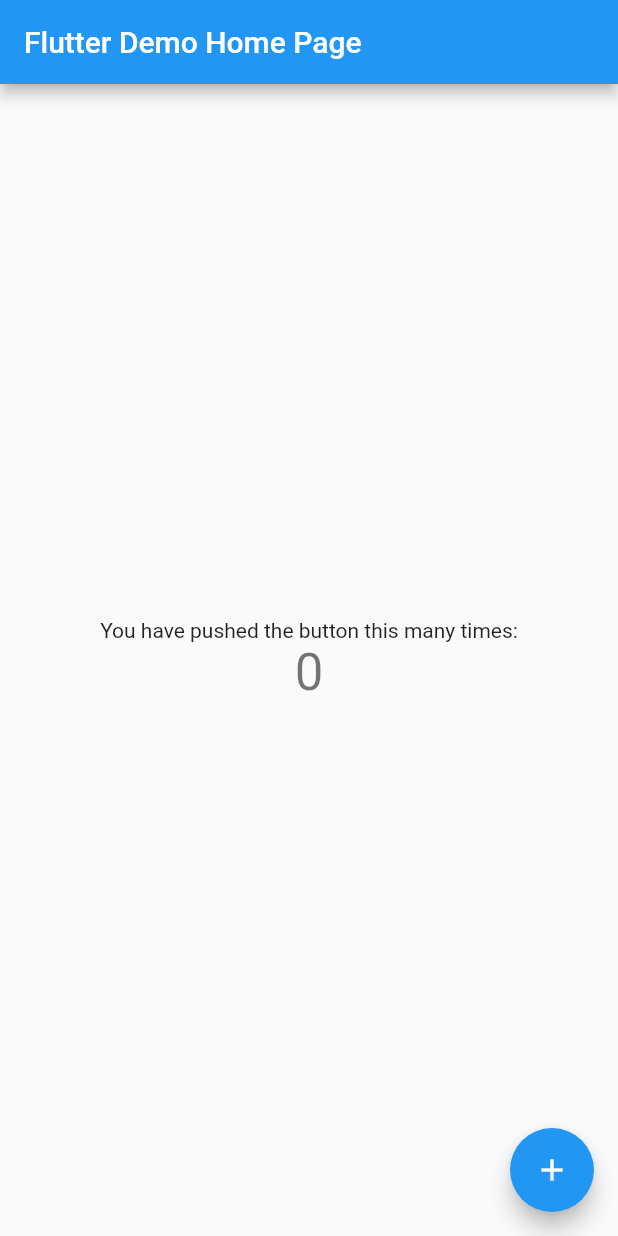
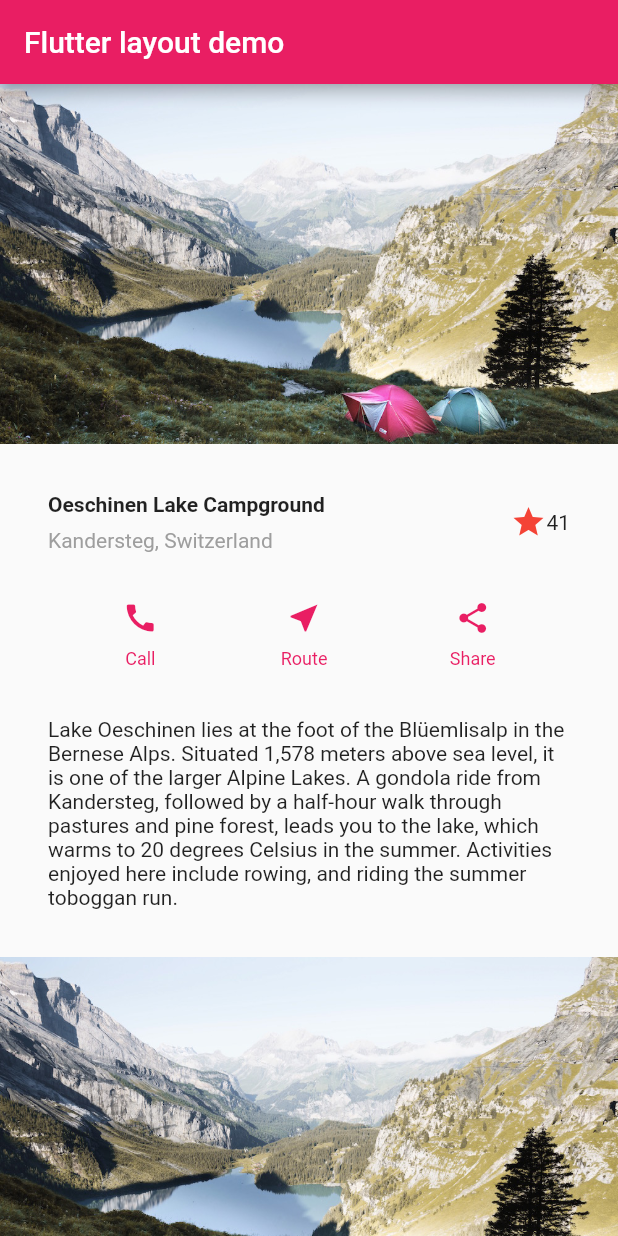
Before and after one commit to subash-poudel/flutter-simple-layout, a Flutter app: the screen it shows after launch, on a phone screen of 412 x 824 dp. Run offline on Flutter 3.47's test engine with Material 2 defaults, Android fonts, the phone set to English and light mode, and no system bars.

Commit message:
master Finish simple flutter layout

```diff
--- a/lib/main.dart
+++ b/lib/main.dart
@@ -1,41 +1,25 @@
+import 'package:clock/widgets/ButtonColumn.dart';
+import 'package:clock/widgets/TextSection.dart';
+import 'package:clock/widgets/TitleSection.dart';
 import 'package:flutter/material.dart';
 
 void main() => runApp(MyApp());
 
 class MyApp extends StatelessWidget {
-  // This widget is the root of your application.
   @override
   Widget build(BuildContext context) {
     return MaterialApp(
-      title: 'Flutter Demo',
+      title: 'Welcome to flutter',
       theme: ThemeData(
-        // This is the theme of your application.
-        //
-        // Try running your application with "flutter run". You'll see the
-        // application has a blue toolbar. Then, without quitting the app, try
-        // changing the primarySwatch below to Colors.green and then invoke
-        // "hot reload" (press "r" in the console where you ran "flutter run",
-        // or simply save your changes to "hot reload" in a Flutter IDE).
-        // Notice that the counter didn't reset back to zero; the application
-        // is not restarted.
-        primarySwatch: Colors.blue,
+        primarySwatch: Colors.pink,
       ),
-      home: MyHomePage(title: 'Flutter Demo Home Page'),
+      home: MyHomePage(title: 'Flutter layout demo'),
     );
   }
 }
 
 class MyHomePage extends StatefulWidget {
   MyHomePage({Key key, this.title}) : super(key: key);
-
-  // This widget is the home page of your application. It is stateful, meaning
-  // that it has a State object (defined below) that contains fields that affect
-  // how it looks.
-
-  // This class is the configuration for the state. It holds the values (in this
-  // case the title) provided by the parent (in this case the App widget) and
-  // used by the build method of the State. Fields in a Widget subclass are
-  // always marked "final".
 
   final String title;
 
@@ -44,68 +28,61 @@ class MyHomePage extends StatefulWidget {
 }
 
 class _MyHomePageState extends State<MyHomePage> {
-  int _counter = 0;
-
-  void _incrementCounter() {
-    setState(() {
-      // This call to setState tells the Flutter framework that something has
-      // changed in this State, which causes it to rerun the build method below
-      // so that the display can reflect the updated values. If we changed
-      // _counter without calling setState(), then the build method would not be
-      // called again, and so nothing would appear to happen.
-      _counter++;
-    });
-  }
-
   @override
   Widget build(BuildContext context) {
-    // This method is rerun every time setState is called, for instance as done
-    // by the _incrementCounter method above.
-    //
-    // The Flutter framework has been optimized to make rerunning build methods
-    // fast, so that you can just rebuild anything that needs updating rather
-    // than having to individually change instances of widgets.
     return Scaffold(
       appBar: AppBar(
-        // Here we take the value from the MyHomePage object that was created by
-        // the App.build method, and use it to set our appbar title.
         title: Text(widget.title),
       ),
-      body: Center(
-        // Center is a layout widget. It takes a single child and positions it
-        // in the middle of the parent.
-        child: Column(
-          // Column is also a layout widget. It takes a list of children and
-          // arranges them vertically. By default, it sizes itself to fit its
-          // children horizontally, and tries to be as tall as its parent.
-          //
-          // Invoke "debug painting" (press "p" in the console, choose the
-          // "Toggle Debug Paint" action from the Flutter Inspector in Android
-          // Studio, or the "Toggle Debug Paint" command in Visual Studio Code)
-          // to see the wireframe for each widget.
-          //
-          // Column has various properties to control how it sizes itself and
-          // how it positions its children. Here we use mainAxisAlignment to
-          // center the children vertically; the main axis here is the vertical
-          // axis because Columns are vertical (the cross axis would be
-          // horizontal).
-          mainAxisAlignment: MainAxisAlignment.center,
-          children: <Widget>[
-            Text(
-              'You have pushed the button this many times:',
-            ),
-            Text(
-              '$_counter',
-              style: Theme.of(context).textTheme.display1,
-            ),
-          ],
-        ),
+      body: ListView(
+        children: [
+          Image.asset(
+            'images/lake.jpg',
+            width: 600,
+            height: 240,
+            fit: BoxFit.cover,
+          ),
+          titleSection,
+          getButtonSection(context),
+          getTextSection(),
+          Image.asset(
+            'images/lake.jpg',
+            width: 600,
+            height: 240,
+            fit: BoxFit.cover,
+          ),
+          Image.asset(
+            'images/lake.jpg',
+            width: 600,
+            height: 240,
+            fit: BoxFit.cover,
+          ),
+          Image.asset(
+            'images/lake.jpg',
+            width: 600,
+            height: 240,
+            fit: BoxFit.cover,
+          ),
+          Image.asset(
+            'images/lake.jpg',
+            width: 600,
+            height: 240,
+            fit: BoxFit.cover,
+          ),
+          Image.asset(
+            'images/lake.jpg',
+            width: 600,
+            height: 240,
+            fit: BoxFit.cover,
+          ),
+          Image.asset(
+            'images/lake.jpg',
+            width: 600,
+            height: 240,
+            fit: BoxFit.cover,
+          ),
+        ]
       ),
-      floatingActionButton: FloatingActionButton(
-        onPressed: _incrementCounter,
-        tooltip: 'Increment',
-        child: Icon(Icons.add),
-      ), // This trailing comma makes auto-formatting nicer for build methods.
     );
   }
 }
--- /dev/null
+++ b/lib/widgets/ButtonColumn.dart
@@ -0,0 +1,38 @@
+import 'package:flutter/cupertino.dart';
+import 'package:flutter/material.dart';
+
+Column buildButtonColumn(Color color, IconData icon, String label) {
+  return Column(
+    mainAxisSize: MainAxisSize.min,
+    mainAxisAlignment: MainAxisAlignment.center,
+    children: <Widget>[
+      Icon(icon, color: color,),
+      Container(
+        margin: const EdgeInsets.only(top: 8),
+        child: Text(
+          label,
+          style: TextStyle(
+            fontSize: 12,
+            fontWeight: FontWeight.w400,
+            color: color
+          ),
+        ),
+      )
+    ],
+  );
+}
+
+Widget getButtonSection(BuildContext context) {
+  Color color = Theme.of(context).primaryColor;
+
+  return Container(
+    child: Row(
+      mainAxisAlignment: MainAxisAlignment.spaceEvenly,
+      children: <Widget>[
+        buildButtonColumn(color, Icons.call, 'Call'),
+        buildButtonColumn(color, Icons.near_me, 'Route'),
+        buildButtonColumn(color, Icons.share, 'Share'),
+      ],
+    ),
+  );
+}
--- /dev/null
+++ b/lib/widgets/TextSection.dart
@@ -0,0 +1,16 @@
+import 'package:flutter/cupertino.dart';
+
+Widget getTextSection() {
+  return Container(
+    padding: const EdgeInsets.all(32),
+    child: Text(
+      'Lake Oeschinen lies at the foot of the Blüemlisalp in the Bernese '
+        'Alps. Situated 1,578 meters above sea level, it is one of the '
+        'larger Alpine Lakes. A gondola ride from Kandersteg, followed by a '
+        'half-hour walk through pastures and pine forest, leads you to the '
+        'lake, which warms to 20 degrees Celsius in the summer. Activities '
+        'enjoyed here include rowing, and riding the summer toboggan run.',
+      softWrap: true,
+    ),
+  );
+}
--- /dev/null
+++ b/lib/widgets/TitleSection.dart
@@ -0,0 +1,37 @@
+import 'package:flutter/cupertino.dart';
+import 'package:flutter/material.dart';
+
+Widget titleSection = Container(
+  padding: const EdgeInsets.all(32),
+  child: Row(
+    children: [
+      Expanded(
+        child: Column(
+          crossAxisAlignment: CrossAxisAlignment.start,
+          children: [
+            Container(
+              padding: const EdgeInsets.only(bottom: 8),
+              child: Text(
+                'Oeschinen Lake Campground',
+                style: TextStyle(fontWeight: FontWeight.bold),
+              ),
+            ),
+            Text(
+              'Kandersteg, Switzerland',
+              style: TextStyle(
+                color: Colors.grey[500],
+              ),
+            )
+          ],
+        ),
+      ),
+      Icon(
+        Icons.star,
+        color: Colors.red[500],
+      ),
+      Text(
+        '41',
+      )
+    ],
+  ),
+);
--- a/pubspec.yaml
+++ b/pubspec.yaml
@@ -39,7 +39,8 @@ flutter:
   # included with your application, so that you can use the icons in
   # the material Icons class.
   uses-material-design: true
-
+  assets:
+    - images/lake.jpg
   # To add assets to your application, add an assets section, like this:
   # assets:
   #  - images/a_dot_burr.jpeg
```
Also changed, not shown: images/lake.jpg (added).
